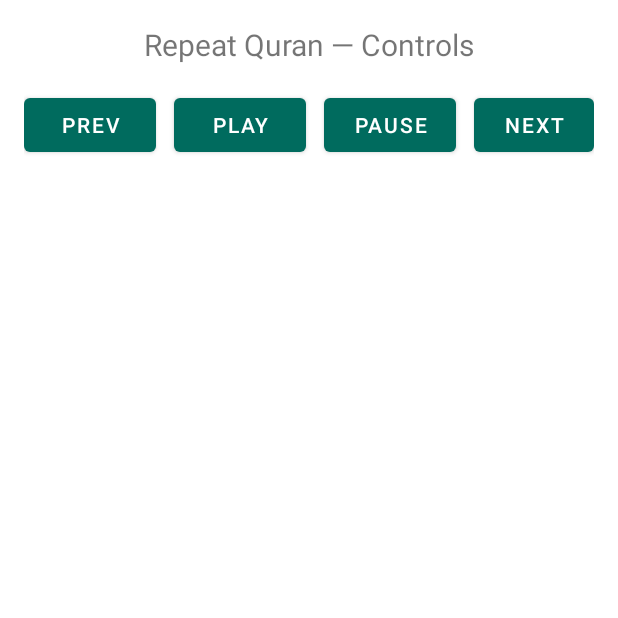
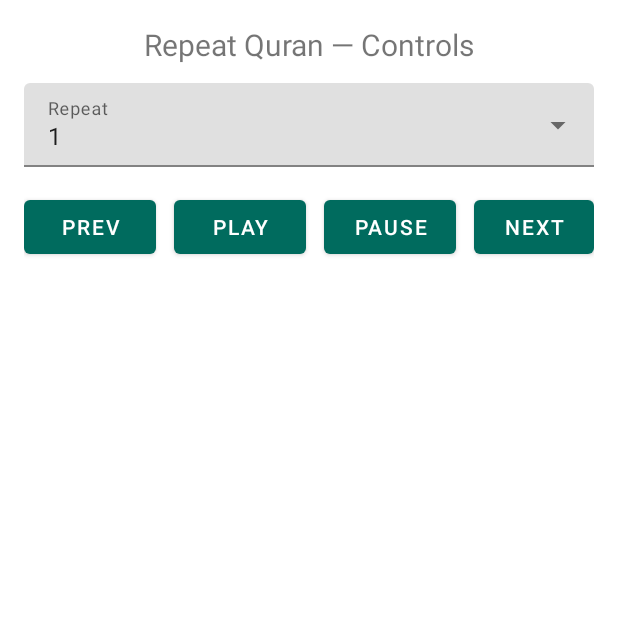
Before and after one commit to aidrisedai/QuranReciterRepeat, an Android app: the screen it shows after launch (MainActivity), on a phone screen of 412 x 824 dp, the top half of it. Run offline under Robolectric (Android 15) with nearby library versions, the phone set to English and light mode, and no system bars.

Commit message:
feat(UHW-7): Repeat dropdown (Material Exposed) with persistence
- Add TextInputLayout ExposedDropdown (values: 1,3,5,10,∞)
- Persist selection via SharedPreferences (key: repeat.count)
- Log selected repeat count on service start/play for proof
- Proof docs: dropdown screenshot + logcat extract

```diff
--- a/app/src/main/java/com/repeatquran/MainActivity.java
+++ b/app/src/main/java/com/repeatquran/MainActivity.java
@@ -9,6 +9,10 @@
 import androidx.appcompat.app.AppCompatActivity;
 
 import com.repeatquran.playback.PlaybackService;
+import com.google.android.material.textfield.TextInputLayout;
+import android.widget.ArrayAdapter;
+import android.widget.AutoCompleteTextView;
+import android.content.SharedPreferences;
 
 public class MainActivity extends AppCompatActivity {
     @Override
@@ -27,6 +31,8 @@
         findViewById(R.id.btnPause).setOnClickListener(v -> sendServiceAction(PlaybackService.ACTION_PAUSE));
         findViewById(R.id.btnNext).setOnClickListener(v -> sendServiceAction(PlaybackService.ACTION_NEXT));
         findViewById(R.id.btnPrev).setOnClickListener(v -> sendServiceAction(PlaybackService.ACTION_PREV));
+
+        setupRepeatDropdown();
     }
 
     @Override
@@ -61,4 +67,27 @@
             startService(intent);
         }
     }
+
+    private void setupRepeatDropdown() {
+        AutoCompleteTextView dropdown = findViewById(R.id.repeatDropdown);
+        String[] labels = getResources().getStringArray(R.array.repeat_labels);
+        final int[] values = getResources().getIntArray(R.array.repeat_values);
+        ArrayAdapter<String> adapter = new ArrayAdapter<>(this, android.R.layout.simple_list_item_1, labels);
+        dropdown.setAdapter(adapter);
+
+        SharedPreferences prefs = getSharedPreferences("rq_prefs", MODE_PRIVATE);
+        int selectedValue = prefs.getInt("repeat.count", 1);
+        // find index by value
+        int selIndex = 0;
+        for (int i = 0; i < values.length; i++) {
+            if (values[i] == selectedValue) { selIndex = i; break; }
+            if (selectedValue == -1 && values[i] == -1) { selIndex = i; break; }
+        }
+        dropdown.setText(labels[selIndex], false);
+
+        dropdown.setOnItemClickListener((parent, view, position, id) -> {
+            int value = values[position];
+            prefs.edit().putInt("repeat.count", value).apply();
+        });
+    }
 }
--- a/app/src/main/java/com/repeatquran/playback/PlaybackService.java
+++ b/app/src/main/java/com/repeatquran/playback/PlaybackService.java
@@ -135,6 +135,10 @@
             return START_NOT_STICKY;
         }
         if (ACTION_PLAY.equals(action) || ACTION_START.equals(action) || action == null) {
+            // Log selected repeat count for proof in UHW-7
+            int repeatCount = getSharedPreferences("rq_prefs", MODE_PRIVATE).getInt("repeat.count", 1);
+            String repeatStr = (repeatCount == -1) ? "∞" : String.valueOf(repeatCount);
+            Log.d("PlaybackService", "Starting playback with repeat count=" + repeatStr);
             playbackManager.prepareAndStart();
         } else if (ACTION_PAUSE.equals(action)) {
             if (player != null) player.pause();
--- a/app/src/main/res/layout/activity_main.xml
+++ b/app/src/main/res/layout/activity_main.xml
@@ -15,6 +15,26 @@
         app:layout_constraintStart_toStartOf="parent"
         app:layout_constraintEnd_toEndOf="parent" />
 
+    <com.google.android.material.textfield.TextInputLayout
+        android:id="@+id/repeatInputLayout"
+        style="@style/Widget.MaterialComponents.TextInputLayout.FilledBox.ExposedDropdownMenu"
+        android:layout_width="0dp"
+        android:layout_height="wrap_content"
+        android:hint="Repeat"
+        app:layout_constraintTop_toBottomOf="@id/titleText"
+        app:layout_constraintStart_toStartOf="parent"
+        app:layout_constraintEnd_toEndOf="parent"
+        android:layout_marginTop="12dp">
+
+        <AutoCompleteTextView
+            android:id="@+id/repeatDropdown"
+            android:layout_width="match_parent"
+            android:layout_height="wrap_content"
+            android:inputType="none"
+            android:importantForAutofill="no"
+            android:focusable="false" />
+    </com.google.android.material.textfield.TextInputLayout>
+
     <LinearLayout
         android:id="@+id/controlsRow"
         android:layout_width="0dp"
@@ -22,7 +42,7 @@
         android:orientation="horizontal"
         android:gravity="center"
         android:paddingTop="16dp"
-        app:layout_constraintTop_toBottomOf="@id/titleText"
+        app:layout_constraintTop_toBottomOf="@id/repeatInputLayout"
         app:layout_constraintStart_toStartOf="parent"
         app:layout_constraintEnd_toEndOf="parent">
 
--- /dev/null
+++ b/app/src/main/res/values/arrays.xml
@@ -0,0 +1,17 @@
+<?xml version="1.0" encoding="utf-8"?>
+<resources>
+    <string-array name="repeat_labels">
+        <item>1</item>
+        <item>3</item>
+        <item>5</item>
+        <item>10</item>
+        <item>∞</item>
+    </string-array>
+    <integer-array name="repeat_values">
+        <item>1</item>
+        <item>3</item>
+        <item>5</item>
+        <item>10</item>
+        <item>-1</item>
+    </integer-array>
+</resources>
```
Also changed, not shown: 1 other file.
